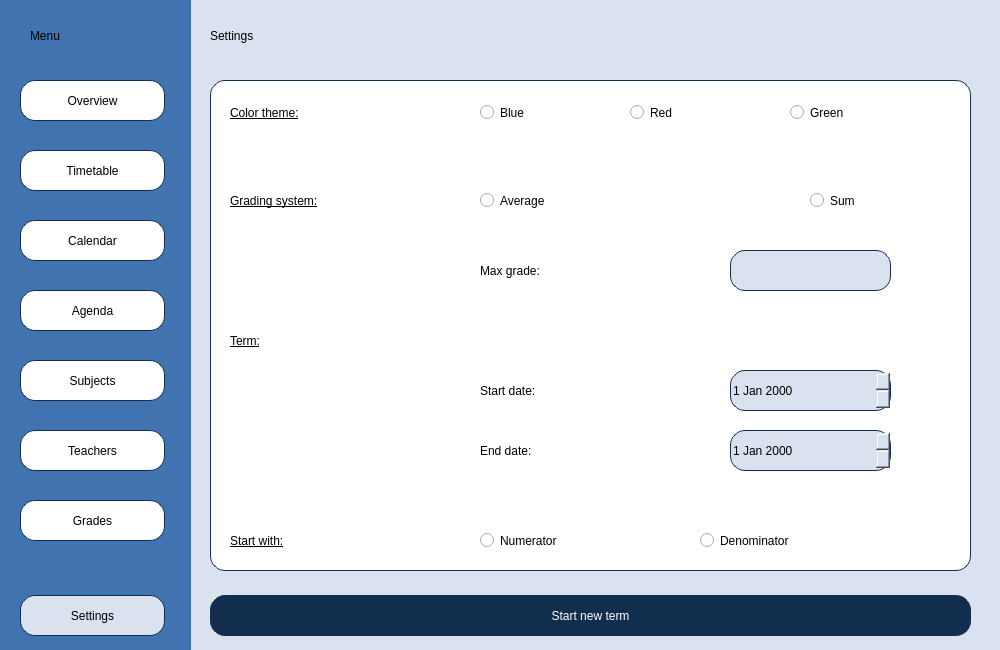
First picture: the form in Planner/settingsmain.ui, repository BeliaViktoria/Planner, before the edit.
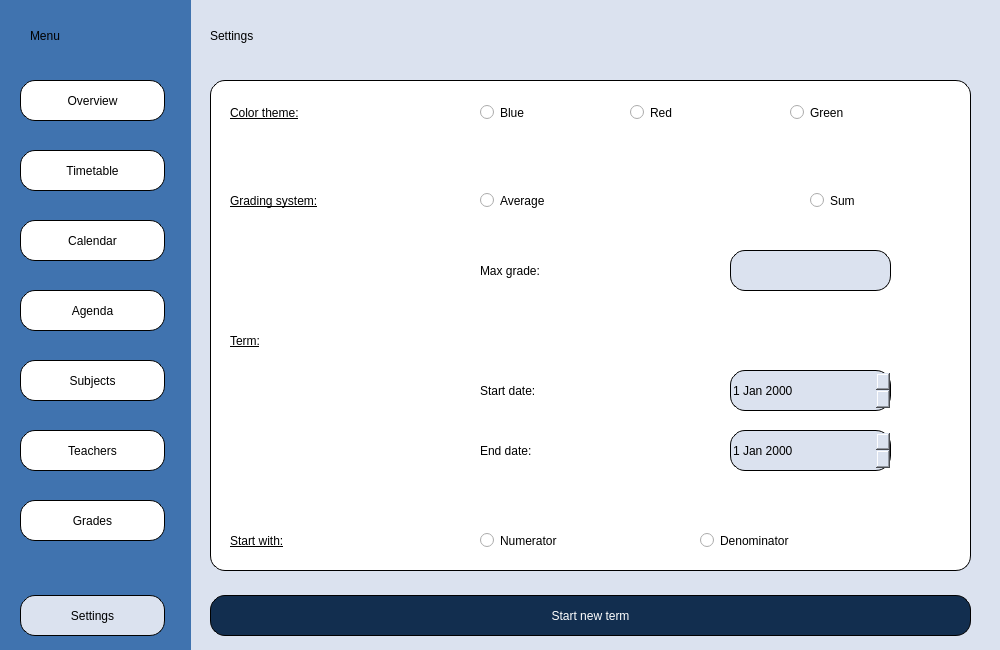
Second picture: the form after the edit.

Commit message: Border Color

Patch:
```diff
--- a/Planner/settingsmain.ui
+++ b/Planner/settingsmain.ui
@@ -74,7 +74,7 @@
 border-radius:15px;
 border-style: solid;
 border-width: 1px;
-border-color: rgb(18, 46, 79);
+border-color:rgb(0, 0, 0);
 font: 75 20pt &quot;Gentium Book Basic&quot;;
 color:white;</string>
     </property>
@@ -96,7 +96,7 @@
 border-radius: 15px;
 border-style: solid;
 border-width: 1px;
-border-color:rgb(18, 46, 79);</string>
+border-color:rgb(0, 0, 0);</string>
     </property>
    </widget>
    <zorder>widget_Settings_2</zorder>
@@ -148,7 +148,7 @@
 border-radius: 15px;
 border-style: solid;
 border-width: 1px;
-border-color:rgb(18, 46, 79);</string>
+border-color:rgb(0, 0, 0);</string>
     </property>
     <property name="text">
      <string>Overview</string>
@@ -170,7 +170,7 @@
 border-radius: 15px;
 border-style: solid;
 border-width: 1px;
-border-color:rgb(18, 46, 79);</string>
+border-color:rgb(0, 0, 0);</string>
     </property>
     <property name="text">
      <string>Timetable</string>
@@ -192,7 +192,7 @@
 border-radius: 15px;
 border-style: solid;
 border-width: 1px;
-border-color:rgb(18, 46, 79);</string>
+border-color:rgb(0, 0, 0);</string>
     </property>
     <property name="text">
      <string>Subjects</string>
@@ -214,7 +214,7 @@
 border-radius: 15px;
 border-style: solid;
 border-width: 1px;
-border-color:rgb(18, 46, 79);</string>
+border-color:rgb(0, 0, 0);</string>
     </property>
     <property name="text">
      <string>Teachers</string>
@@ -236,7 +236,7 @@
 border-radius: 15px;
 border-style: solid;
 border-width: 1px;
-border-color:rgb(18, 46, 79);</string>
+border-color:rgb(0, 0, 0);</string>
     </property>
     <property name="text">
      <string>Grades</string>
@@ -258,7 +258,7 @@
 border-radius: 15px;
 border-style: solid;
 border-width: 1px;
-border-color:rgb(18, 46, 79);</string>
+border-color:rgb(0, 0, 0);</string>
     </property>
     <property name="text">
      <string>Settings</string>
@@ -280,7 +280,7 @@
 border-radius: 15px;
 border-style: solid;
 border-width: 1px;
-border-color:rgb(18, 46, 79);</string>
+border-color:rgb(0, 0, 0);</string>
     </property>
     <property name="text">
      <string>Calendar</string>
@@ -302,7 +302,7 @@
 border-radius: 15px;
 border-style: solid;
 border-width: 1px;
-border-color:rgb(18, 46, 79);</string>
+border-color:rgb(0, 0, 0);</string>
     </property>
     <property name="text">
      <string>Agenda</string>
@@ -555,7 +555,7 @@
 border-radius: 15px;
 border-style: solid;
 border-width: 1px;
-border-color:rgb(18, 46, 79);</string>
+border-color:rgb(0, 0, 0);</string>
     </property>
    </widget>
    <widget class="QLabel" name="label_MaxGrade_2">
@@ -660,7 +660,7 @@
 border-radius: 15px;
 border-style: solid;
 border-width: 1px;
-border-color:rgb(18, 46, 79);</string>
+border-color:rgb(0, 0, 0);</string>
     </property>
    </widget>
    <widget class="QDateEdit" name="dateEdit_EndDate_2">
@@ -679,7 +679,7 @@
 border-radius: 15px;
 border-style: solid;
 border-width: 1px;
-border-color:rgb(18, 46, 79);</string>
+border-color:rgb(0, 0, 0);</string>
     </property>
    </widget>
   </widget>
```
The commit also changes 20 other files.
